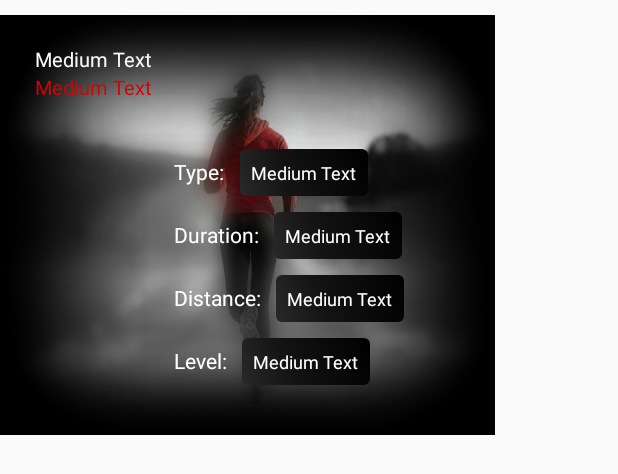
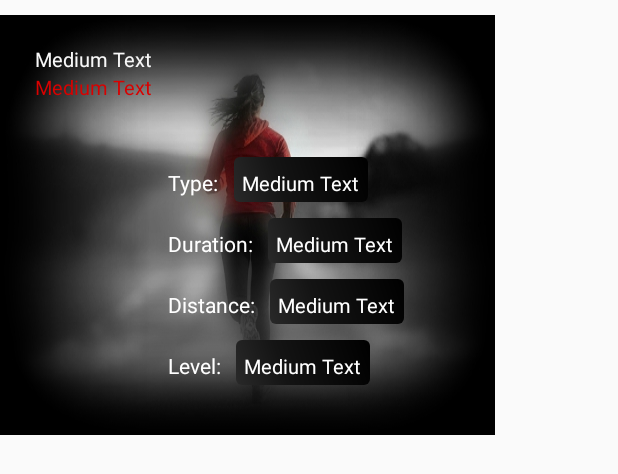
Before and after one commit to sankaL/Goals, an Android app: the layout monthlylog_cardio_custom_row.xml on its own in the app's theme, with its tools: preview values and no code run, on a phone screen of 412 x 824 dp. Shown: the top 474 px of the screen. Run offline under Robolectric (Android 15) with nearby library versions, the phone set to English and light mode, and no system bars; Roboto replaces fonts that are not available here.

Commit message:
changed text padding for cario/weight log

```diff
--- a/app/src/main/res/layout/monthlylog_cardio_custom_row.xml
+++ b/app/src/main/res/layout/monthlylog_cardio_custom_row.xml
@@ -46,9 +46,12 @@
                     android:id="@+id/NameTextViewCAR2"
                     android:layout_marginLeft="10dp"
                     android:textColor="#ffffff"
-                    android:textSize="12dp"
+                    android:textSize="13dp"
                     android:background="@drawable/button5_shape"
-                    android:padding="7dp" />
+                    android:paddingTop="8dp"
+                    android:paddingBottom="3dp"
+                    android:paddingLeft="5dp"
+                    android:paddingRight="5dp" />
             </LinearLayout>
 
 
@@ -76,9 +79,12 @@
                     android:id="@+id/DurationViewCAR2"
                     android:layout_marginLeft="10dp"
                     android:textColor="#ffffff"
-                    android:textSize="12dp"
+                    android:textSize="13dp"
                     android:background="@drawable/button5_shape"
-                    android:padding="7dp" />
+                    android:paddingTop="8dp"
+                    android:paddingBottom="3dp"
+                    android:paddingLeft="5dp"
+                    android:paddingRight="5dp" />
             </LinearLayout>
 
 
@@ -106,9 +112,12 @@
                     android:id="@+id/DistanceViewCAR2"
                     android:layout_marginLeft="10dp"
                     android:textColor="#ffffff"
-                    android:textSize="12dp"
+                    android:textSize="13dp"
                     android:background="@drawable/button5_shape"
-                    android:padding="7dp" />
+                    android:paddingTop="8dp"
+                    android:paddingBottom="3dp"
+                    android:paddingLeft="5dp"
+                    android:paddingRight="5dp" />
             </LinearLayout>
 
 
@@ -135,9 +144,12 @@
                     android:id="@+id/LevelViewCAR2"
                     android:layout_marginLeft="10dp"
                     android:textColor="#ffffff"
-                    android:textSize="12dp"
+                    android:textSize="13dp"
                     android:background="@drawable/button5_shape"
-                    android:padding="7dp" />
+                    android:paddingTop="8dp"
+                    android:paddingBottom="3dp"
+                    android:paddingLeft="5dp"
+                    android:paddingRight="5dp" />
             </LinearLayout>
 
 
```
Also changed, not shown: app/src/main/res/layout/monthlylog_custom_row.xml (+7 -7 lines).
